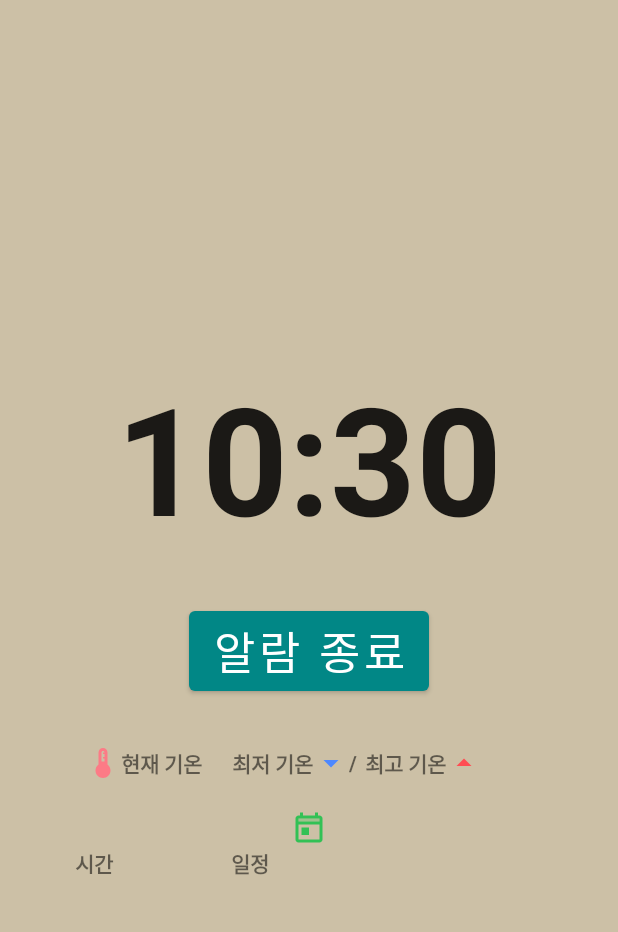
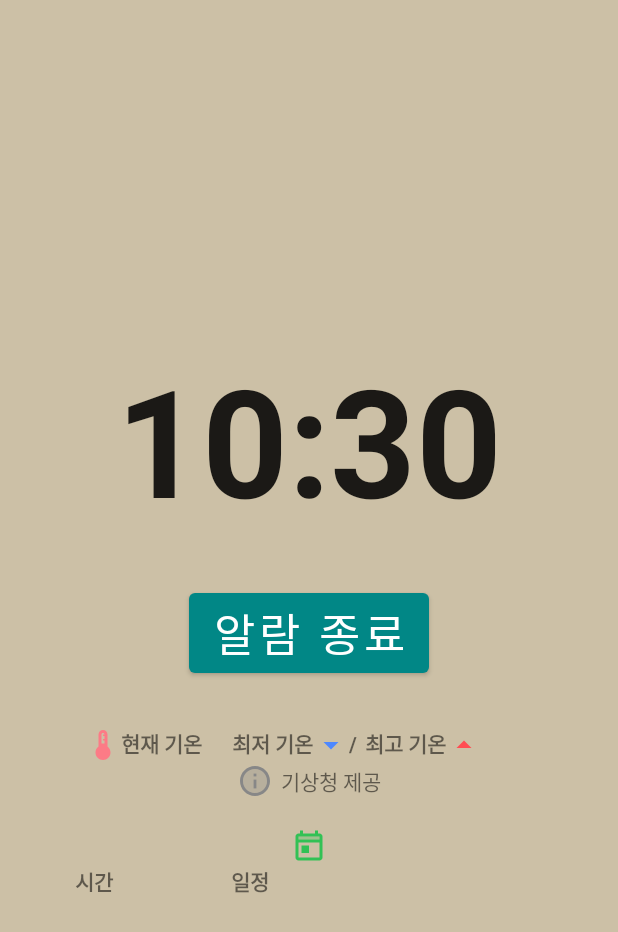
Before and after one commit to zelo0/ReminderAlarm, an Android app: the AlarmRingActivity screen opened directly, with no data from a screen before it, on a phone screen of 412 x 824 dp. Shown: the top 932 px of the screen. Run offline under Robolectric (Android 15) with nearby library versions, the phone set to English and light mode, and no system bars; 5 statements that could not run were skipped.

Commit message:
minor update

```diff
--- a/app/build.gradle
+++ b/app/build.gradle
@@ -9,7 +9,7 @@ android {
     compileSdk 32
 
     defaultConfig {
-        applicationId "com.example.reminderalarm"
+        applicationId "com.mapal.reminderalarm"
         minSdk 26
         targetSdk 32
         versionCode 1
--- a/app/src/main/java/com/example/reminderalarm/fragment/FirstFragment.java
+++ b/app/src/main/java/com/example/reminderalarm/fragment/FirstFragment.java
@@ -193,7 +193,7 @@ public class FirstFragment extends Fragment {
     private void checkBatteryOptimizationPermission() {
         PowerManager powerManager = (PowerManager) getContext().getSystemService(Context.POWER_SERVICE);
         if (!powerManager.isIgnoringBatteryOptimizations(getActivity().getPackageName())) {
-            Toast.makeText(getContext().getApplicationContext(), "화면이 켜져있지 않을 때도 알람을 울리기 위해서는 권한을 허용해주세요", Toast.LENGTH_SHORT).show();
+            Toast.makeText(getContext().getApplicationContext(), "화면이 켜져있지 않을 때도 알람을 울리기 위해서는 권한을 허용해주세요", Toast.LENGTH_LONG).show();
             Intent permissionIntent = new Intent(Settings.ACTION_REQUEST_IGNORE_BATTERY_OPTIMIZATIONS);
             permissionIntent.setData(Uri.parse("package:" + getContext().getPackageName()));
             getActivity().startActivity(permissionIntent);
--- a/app/src/main/java/com/example/reminderalarm/service/AlarmService.java
+++ b/app/src/main/java/com/example/reminderalarm/service/AlarmService.java
@@ -234,7 +234,7 @@ public class AlarmService extends Service implements TextToSpeech.OnInitListener
 
         } else {
             // 위치 정보를 못 가져온 상황
-            Toast.makeText(getApplicationContext(), "위치 정보를 가져오지 못 했습니다", Toast.LENGTH_SHORT).show();
+//            Toast.makeText(getApplicationContext(), "위치 정보를 가져오지 못 했습니다", Toast.LENGTH_SHORT).show();
         }
 
 
@@ -290,7 +290,7 @@ public class AlarmService extends Service implements TextToSpeech.OnInitListener
     @Override
     public void onInit(int status) {
         if (status != TextToSpeech.SUCCESS) {
-            Toast.makeText(getApplicationContext(), "TTS에 문제가 있습니다", Toast.LENGTH_LONG).show();
+//            Toast.makeText(getApplicationContext(), "TTS에 문제가 있습니다", Toast.LENGTH_LONG).show();
             return;
         }
 
--- a/app/src/main/res/drawable-v24/ic_launcher_foreground.xml
+++ /dev/null
@@ -1,30 +0,0 @@
-<vector xmlns:android="http://schemas.android.com/apk/res/android"
-    xmlns:aapt="http://schemas.android.com/aapt"
-    android:width="108dp"
-    android:height="108dp"
-    android:viewportWidth="108"
-    android:viewportHeight="108">
-    <path android:pathData="M31,63.928c0,0 6.4,-11 12.1,-13.1c7.2,-2.6 26,-1.4 26,-1.4l38.1,38.1L107,108.928l-32,-1L31,63.928z">
-        <aapt:attr name="android:fillColor">
-            <gradient
-                android:endX="85.84757"
-                android:endY="92.4963"
-                android:startX="42.9492"
-                android:startY="49.59793"
-                android:type="linear">
-                <item
-                    android:color="#44000000"
-                    android:offset="0.0" />
-                <item
-                    android:color="#00000000"
-                    android:offset="1.0" />
-            </gradient>
-        </aapt:attr>
-    </path>
-    <path
-        android:fillColor="#FFFFFF"
-        android:fillType="nonZero"
-        android:pathData="M65.3,45.828l3.8,-6.6c0.2,-0.4 0.1,-0.9 -0.3,-1.1c-0.4,-0.2 -0.9,-0.1 -1.1,0.3l-3.9,6.7c-6.3,-2.8 -13.4,-2.8 -19.7,0l-3.9,-6.7c-0.2,-0.4 -0.7,-0.5 -1.1,-0.3C38.8,38.328 38.7,38.828 38.9,39.228l3.8,6.6C36.2,49.428 31.7,56.028 31,63.928h46C76.3,56.028 71.8,49.428 65.3,45.828zM43.4,57.328c-0.8,0 -1.5,-0.5 -1.8,-1.2c-0.3,-0.7 -0.1,-1.5 0.4,-2.1c0.5,-0.5 1.4,-0.7 2.1,-0.4c0.7,0.3 1.2,1 1.2,1.8C45.3,56.528 44.5,57.328 43.4,57.328L43.4,57.328zM64.6,57.328c-0.8,0 -1.5,-0.5 -1.8,-1.2s-0.1,-1.5 0.4,-2.1c0.5,-0.5 1.4,-0.7 2.1,-0.4c0.7,0.3 1.2,1 1.2,1.8C66.5,56.528 65.6,57.328 64.6,57.328L64.6,57.328z"
-        android:strokeWidth="1"
-        android:strokeColor="#00000000" />
-</vector>
--- /dev/null
+++ b/app/src/main/res/drawable/ic_twotone_info_24.xml
@@ -0,0 +1,8 @@
+<vector android:height="24dp" android:tint="#878787"
+    android:viewportHeight="24" android:viewportWidth="24"
+    android:width="24dp" xmlns:android="http://schemas.android.com/apk/res/android">
+    <path android:fillAlpha="0.3"
+        android:fillColor="@android:color/white"
+        android:pathData="M12,4c-4.41,0 -8,3.59 -8,8s3.59,8 8,8 8,-3.59 8,-8 -3.59,-8 -8,-8zM13,17h-2v-6h2v6zM13,9h-2L11,7h2v2z" android:strokeAlpha="0.3"/>
+    <path android:fillColor="@android:color/white" android:pathData="M11,7h2v2h-2zM11,11h2v6h-2zM12,2C6.48,2 2,6.48 2,12s4.48,10 10,10 10,-4.48 10,-10S17.52,2 12,2zM12,20c-4.41,0 -8,-3.59 -8,-8s3.59,-8 8,-8 8,3.59 8,8 -3.59,8 -8,8z"/>
+</vector>
--- a/app/src/main/res/layout/fragment_alarm_ring.xml
+++ b/app/src/main/res/layout/fragment_alarm_ring.xml
@@ -16,7 +16,7 @@
             android:id="@+id/clock"
             android:layout_width="match_parent"
             android:layout_height="wrap_content"
-            android:format24Hour="hh:mm"
+            android:format24Hour="HH:mm"
             android:format12Hour="hh:mm"
             android:textAlignment="center"
             android:textSize="100dp"
@@ -32,12 +32,17 @@
             android:text="알람 종료" />
 
         <LinearLayout
+            android:layout_width="match_parent"
+            android:layout_height="wrap_content"
+            android:orientation="vertical"
+            android:gravity="center"
+            >
+
+            <LinearLayout
                 android:layout_width="wrap_content"
                 android:layout_height="wrap_content"
-            android:orientation="horizontal"
-            android:gravity="center"
                 android:layout_marginTop="30dp"
-            >
+                android:orientation="horizontal">
 
                 <ImageView
                     android:id="@+id/imageView2"
@@ -58,11 +63,10 @@
                     android:id="@+id/minTemperature"
                     android:layout_width="wrap_content"
                     android:layout_height="wrap_content"
+                    android:layout_marginLeft="20dp"
                     android:layout_weight="1"
                     android:text="최저 기온"
-                android:layout_marginLeft="20dp"
-                android:textStyle="bold"
-                />
+                    android:textStyle="bold" />
 
                 <ImageView
                     android:id="@+id/imageView4"
@@ -77,18 +81,16 @@
                     android:layout_height="wrap_content"
                     android:layout_weight="1"
                     android:text="/"
-                android:textStyle="bold"
-                />
+                    android:textStyle="bold" />
 
                 <TextView
                     android:id="@+id/maxTemperature"
                     android:layout_width="wrap_content"
                     android:layout_height="wrap_content"
+                    android:layout_marginLeft="5dp"
                     android:layout_weight="1"
                     android:text="최고 기온"
-                android:layout_marginLeft="5dp"
-                android:textStyle="bold"
-                />
+                    android:textStyle="bold" />
 
                 <ImageView
                     android:id="@+id/imageView5"
@@ -101,10 +103,35 @@
                     android:id="@+id/rainImage"
                     android:layout_width="wrap_content"
                     android:layout_height="wrap_content"
+                    android:layout_marginLeft="10dp"
                     android:layout_weight="1"
-                app:srcCompat="@drawable/ic_umbrella"
                     android:visibility="invisible"
-                android:layout_marginLeft="10dp"/>
+                    app:srcCompat="@drawable/ic_umbrella" />
+            </LinearLayout>
+
+            <!-- 기상청 정보 고지 -->
+            <LinearLayout
+                android:layout_width="wrap_content"
+                android:layout_height="wrap_content"
+                android:orientation="horizontal"
+                android:gravity="center">
+
+                <ImageView
+                    android:id="@+id/imageView7"
+                    android:layout_width="wrap_content"
+                    android:layout_height="wrap_content"
+                    android:layout_weight="1"
+                    app:srcCompat="@drawable/ic_twotone_info_24"
+                    android:layout_marginRight="5dp"
+                    />
+
+                <TextView
+                    android:id="@+id/textView3"
+                    android:layout_width="wrap_content"
+                    android:layout_height="wrap_content"
+                    android:layout_weight="1"
+                    android:text="기상청 제공" />
+            </LinearLayout>
         </LinearLayout>
 
 
```
Also changed, not shown: app/src/main/res/drawable/ic_launcher_background.xml (deleted, +0 -170 lines). Lines whose indentation alone changed are shown as unchanged.
